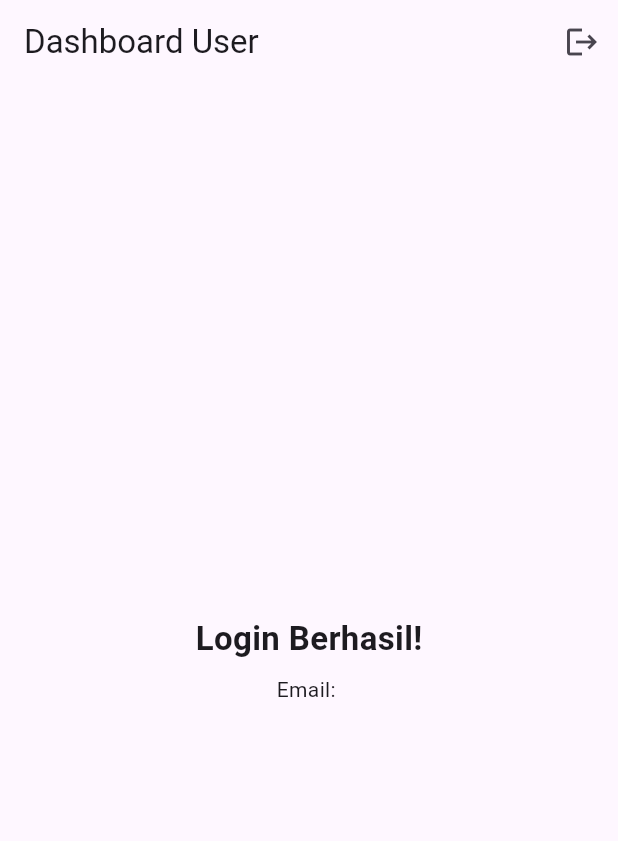
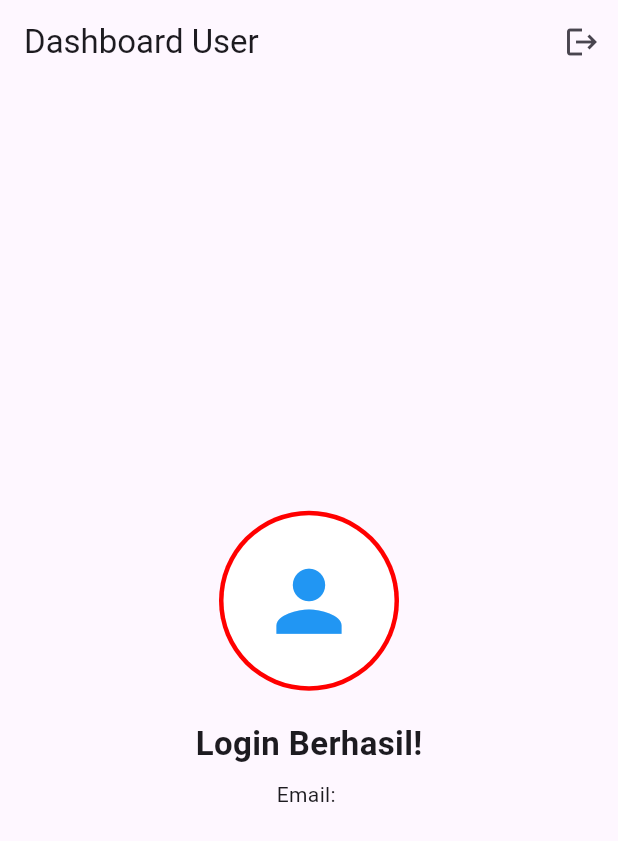
Before and after one commit to Azis020/latihan_firebase, a Flutter app: the screen it shows once a user with an empty profile is signed in, on a phone screen of 412 x 824 dp. Shown: the top 841 px of the screen. Run offline on Flutter 3.47's test engine with Material 3 defaults, Android fonts, the phone set to English and light mode, and no system bars; our stand-ins replace firebase_auth, firebase_core; accounts and stored records are empty; network calls fail.

Commit message:
Tambahkan Avatar Profil Berbingkai pada UserInfoScreen

```diff
--- a/lib/main.dart
+++ b/lib/main.dart
@@ -5,10 +5,10 @@ import 'package:firebase_auth/firebase_auth.dart'; // Mengimpor layanan login Fi
 import 'firebase_options.dart'; // Mengimpor konfigurasi hasil flutterfire configure
 
 void main() async {
-
   WidgetsFlutterBinding.ensureInitialized(); // Menyiapkan Flutter sebelum proses async
   await Firebase.initializeApp(
-    options: DefaultFirebaseOptions.currentPlatform, // Menyalakan Firebase sesuai platform
+    options: DefaultFirebaseOptions
+        .currentPlatform, // Menyalakan Firebase sesuai platform
   );
   runApp(const MyApp()); // Menjalankan aplikasi
 }
@@ -33,15 +33,20 @@ class AuthWrapper extends StatelessWidget {
   @override
   Widget build(BuildContext context) {
     return StreamBuilder<User?>(
-      stream: FirebaseAuth.instance.authStateChanges(), // Memantau status login user
+      stream: FirebaseAuth.instance
+          .authStateChanges(), // Memantau status login user
       builder: (context, snapshot) {
         if (snapshot.connectionState == ConnectionState.waiting) {
           return const Scaffold(
-            body: Center(child: CircularProgressIndicator()), // Tampilan loading awal
+            body: Center(
+              child: CircularProgressIndicator(),
+            ), // Tampilan loading awal
           );
         }
         if (snapshot.hasData) {
-          return UserInfoScreen(user: snapshot.data!); // Jika sudah login, buka halaman user
+          return UserInfoScreen(
+            user: snapshot.data!,
+          ); // Jika sudah login, buka halaman user
         }
         return const LoginScreen(); // Jika belum login, buka halaman login
       },
@@ -58,8 +63,10 @@ class LoginScreen extends StatefulWidget {
 }
 
 class _LoginScreenState extends State<LoginScreen> {
-  final TextEditingController _emailController = TextEditingController(); // Controller input email
-  final TextEditingController _passwordController = TextEditingController(); // Controller input password
+  final TextEditingController _emailController =
+      TextEditingController(); // Controller input email
+  final TextEditingController _passwordController =
+      TextEditingController(); // Controller input password
 
   bool _isLoading = false; // Status sedang proses login
   String? _errorMessage; // Menyimpan pesan error jika gagal login
@@ -73,12 +80,14 @@ class _LoginScreenState extends State<LoginScreen> {
     try {
       await FirebaseAuth.instance.signInWithEmailAndPassword(
         email: _emailController.text.trim(), // Ambil email dan hapus spasi
-        password: _passwordController.text.trim(), // Ambil password dan hapus spasi
+        password: _passwordController.text
+            .trim(), // Ambil password dan hapus spasi
       );
       // Jika berhasil, AuthWrapper otomatis pindah ke UserInfoScreen
     } on FirebaseAuthException catch (e) {
       setState(() {
-        _errorMessage = e.message ?? 'Login gagal'; // Tampilkan pesan error Firebase
+        _errorMessage =
+            e.message ?? 'Login gagal'; // Tampilkan pesan error Firebase
       });
     } finally {
       if (mounted) {
@@ -92,16 +101,15 @@ class _LoginScreenState extends State<LoginScreen> {
   @override
   void dispose() {
     _emailController.dispose(); // Hapus controller email saat keluar halaman
-    _passwordController.dispose(); // Hapus controller password saat keluar halaman
+    _passwordController
+        .dispose(); // Hapus controller password saat keluar halaman
     super.dispose(); // Panggil dispose bawaan
   }
 
   @override
   Widget build(BuildContext context) {
     return Scaffold(
-      appBar: AppBar(
-        title: const Text('Login Firebase'),
-      ),
+      appBar: AppBar(title: const Text('Login Firebase')),
       body: Padding(
         padding: const EdgeInsets.all(16),
         child: Column(
@@ -116,7 +124,8 @@ class _LoginScreenState extends State<LoginScreen> {
             ),
             const SizedBox(height: 12),
             TextField(
-              controller: _passwordController, // Hubungkan ke controller password
+              controller:
+                  _passwordController, // Hubungkan ke controller password
               obscureText: true, // Sembunyikan huruf password
               decoration: const InputDecoration(
                 labelText: 'Password',
@@ -136,7 +145,7 @@ class _LoginScreenState extends State<LoginScreen> {
                 ? const CircularProgressIndicator() // Tampilkan loading saat login
                 : ElevatedButton(
                     onPressed: _login, // Jalankan fungsi _login saat diklik
-                    child: const Text('Login'), // Tulisan tombol
+                    child: const Text('Login'),
                   ),
           ],
         ),
@@ -149,7 +158,10 @@ class _LoginScreenState extends State<LoginScreen> {
 class UserInfoScreen extends StatelessWidget {
   final User user; // Menyimpan data user yang sedang login
 
-  const UserInfoScreen({super.key, required this.user}); // Konstruktor UserInfoScreen
+  const UserInfoScreen({
+    super.key,
+    required this.user,
+  }); // Konstruktor UserInfoScreen
 
   Future<void> _logout() async {
     await FirebaseAuth.instance.signOut(); // Keluar dari akun Firebase
@@ -170,19 +182,36 @@ class UserInfoScreen extends StatelessWidget {
       ),
       body: Center(
         child: Padding(
-          padding: const EdgeInsets.all(24), // Jarak tepi halaman
+          padding: const EdgeInsets.all(24),
           child: Column(
-            mainAxisAlignment: MainAxisAlignment.center, // Posisi di tengah layar
+            mainAxisAlignment:
+                MainAxisAlignment.center,
             children: [
-              const Text(
-                'Login Berhasil!', // Teks status berhasil
-                style: TextStyle(
-                  fontSize: 22, // Ukuran huruf judul
-                  fontWeight: FontWeight.bold, // Cetak tebal
+              CircleAvatar(
+                radius: 60,
+                backgroundColor: const Color.fromARGB(
+                  255,
+                  255,
+                  0,
+                  0,
+                ),
+                child: CircleAvatar(
+                  radius: 57,
+                  backgroundColor: Colors.white,
+                  child: const Icon(
+                    Icons.person,
+                    size: 65,
+                    color: Colors.blue,
+                  ),
                 ),
               ),
-              const SizedBox(height: 8), // Jarak antara judul dan email
-              Text('Email: ${user.email ?? "Tidak ada email"}'), // Email user
+              const SizedBox(height: 20),
+              const Text(
+                'Login Berhasil!',
+                style: TextStyle(fontSize: 22, fontWeight: FontWeight.bold),
+              ),
+              const SizedBox(height: 8),
+              Text('Email: ${user.email ?? "Tidak ada email"}'),
             ],
           ),
         ),
```
